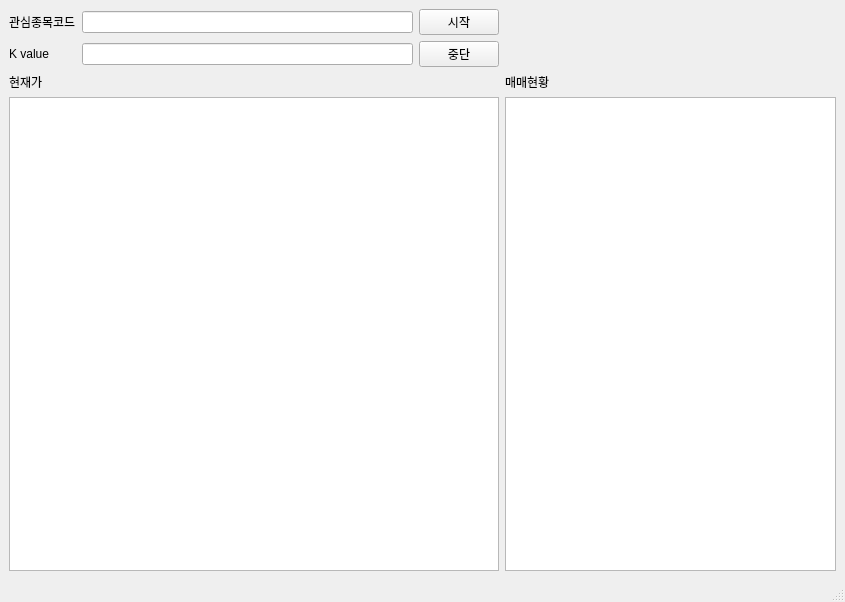
The window that scripts/gui.ui (JaneChun/python-stock-bot) describes before a commit, drawn with Qt 5.
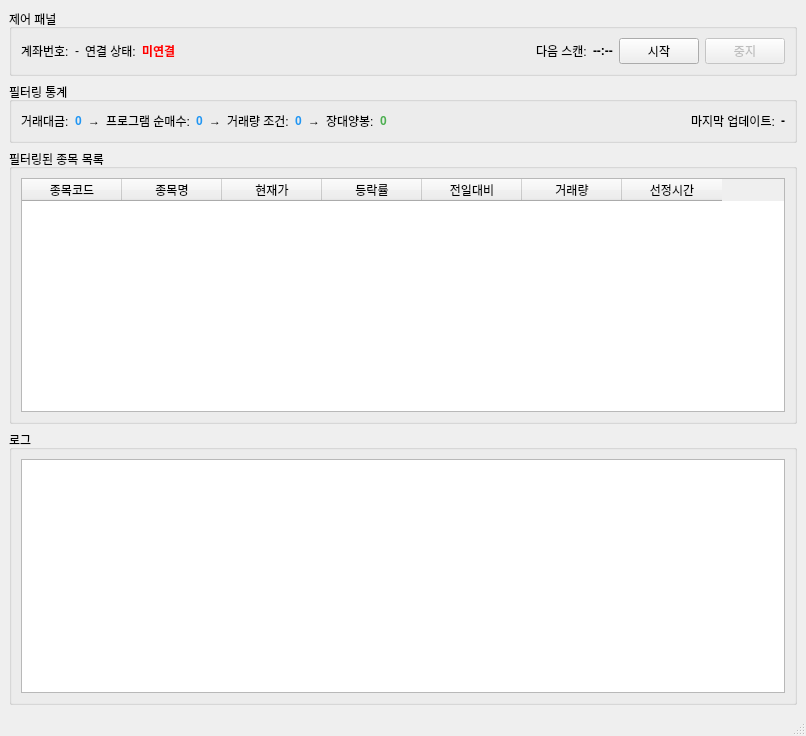
The same window after the commit.

Commit message: feat: PyQt5 기반 주식 자동 스크리닝 GUI 구현

Diff of the .ui file:
```diff
--- a/scripts/gui.ui
+++ b/scripts/gui.ui
@@ -6,69 +6,309 @@
    <rect>
     <x>0</x>
     <y>0</y>
-    <width>845</width>
-    <height>602</height>
+    <width>806</width>
+    <height>736</height>
    </rect>
   </property>
   <property name="windowTitle">
    <string>MainWindow</string>
   </property>
   <widget class="QWidget" name="centralwidget">
-   <layout class="QGridLayout" name="gridLayout">
-    <item row="0" column="0">
-     <widget class="QLabel" name="label">
-      <property name="text">
-       <string>관심종목코드</string>
+   <layout class="QVBoxLayout" name="verticalLayout">
+    <item>
+     <widget class="QGroupBox" name="groupBox_control">
+      <property name="title">
+       <string>제어 패널</string>
       </property>
+      <layout class="QHBoxLayout" name="horizontalLayout">
+       <item>
+        <widget class="QLabel" name="label_account">
+         <property name="text">
+          <string>계좌번호:</string>
+         </property>
+        </widget>
+       </item>
+       <item>
+        <widget class="QLabel" name="account_info">
+         <property name="text">
+          <string>-</string>
+         </property>
+        </widget>
+       </item>
+       <item>
+        <widget class="QLabel" name="label_status">
+         <property name="text">
+          <string>연결 상태:</string>
+         </property>
+        </widget>
+       </item>
+       <item>
+        <widget class="QLabel" name="connection_status">
+         <property name="styleSheet">
+          <string>color: red; font-weight: bold;</string>
+         </property>
+         <property name="text">
+          <string>미연결</string>
+         </property>
+        </widget>
+       </item>
+       <item>
+        <spacer name="horizontalSpacer">
+         <property name="orientation">
+          <enum>Qt::Horizontal</enum>
+         </property>
+         <property name="sizeHint" stdset="0">
+          <size>
+           <width>40</width>
+           <height>20</height>
+          </size>
+         </property>
+        </spacer>
+       </item>
+       <item>
+        <widget class="QLabel" name="label_next_scan">
+         <property name="text">
+          <string>다음 스캔:</string>
+         </property>
+        </widget>
+       </item>
+       <item>
+        <widget class="QLabel" name="next_scan_time">
+         <property name="styleSheet">
+          <string>font-weight: bold;</string>
+         </property>
+         <property name="text">
+          <string>--:--</string>
+         </property>
+        </widget>
+       </item>
+       <item>
+        <widget class="QPushButton" name="start_button">
+         <property name="text">
+          <string>시작</string>
+         </property>
+        </widget>
+       </item>
+       <item>
+        <widget class="QPushButton" name="stop_button">
+         <property name="enabled">
+          <bool>false</bool>
+         </property>
+         <property name="text">
+          <string>중지</string>
+         </property>
+        </widget>
+       </item>
+      </layout>
      </widget>
     </item>
-    <item row="0" column="1">
-     <widget class="QLineEdit" name="codes"/>
-    </item>
-    <item row="0" column="2">
-     <widget class="QPushButton" name="start_button">
-      <property name="text">
-       <string>시작</string>
+    <item>
+     <widget class="QGroupBox" name="groupBox_statistics">
+      <property name="title">
+       <string>필터링 통계</string>
       </property>
+      <layout class="QHBoxLayout" name="horizontalLayout_2">
+       <item>
+        <widget class="QLabel" name="label_initial">
+         <property name="text">
+          <string>거래대금:</string>
+         </property>
+        </widget>
+       </item>
+       <item>
+        <widget class="QLabel" name="initial_count">
+         <property name="styleSheet">
+          <string>font-weight: bold; color: #2196F3;</string>
+         </property>
+         <property name="text">
+          <string>0</string>
+         </property>
+        </widget>
+       </item>
+       <item>
+        <widget class="QLabel" name="label_arrow1">
+         <property name="text">
+          <string>→</string>
+         </property>
+        </widget>
+       </item>
+       <item>
+        <widget class="QLabel" name="label_program">
+         <property name="text">
+          <string>프로그램 순매수:</string>
+         </property>
+        </widget>
+       </item>
+       <item>
+        <widget class="QLabel" name="program_count">
+         <property name="styleSheet">
+          <string>font-weight: bold; color: #2196F3;</string>
+         </property>
+         <property name="text">
+          <string>0</string>
+         </property>
+        </widget>
+       </item>
+       <item>
+        <widget class="QLabel" name="label_arrow2">
+         <property name="text">
+          <string>→</string>
+         </property>
+        </widget>
+       </item>
+       <item>
+        <widget class="QLabel" name="label_volume">
+         <property name="text">
+          <string>거래량 조건:</string>
+         </property>
+        </widget>
+       </item>
+       <item>
+        <widget class="QLabel" name="volume_count">
+         <property name="styleSheet">
+          <string>font-weight: bold; color: #2196F3;</string>
+         </property>
+         <property name="text">
+          <string>0</string>
+         </property>
+        </widget>
+       </item>
+       <item>
+        <widget class="QLabel" name="label_arrow3">
+         <property name="text">
+          <string>→</string>
+         </property>
+        </widget>
+       </item>
+       <item>
+        <widget class="QLabel" name="label_candle">
+         <property name="text">
+          <string>장대양봉:</string>
+         </property>
+        </widget>
+       </item>
+       <item>
+        <widget class="QLabel" name="candle_count">
+         <property name="styleSheet">
+          <string>font-weight: bold; color: #4CAF50;</string>
+         </property>
+         <property name="text">
+          <string>0</string>
+         </property>
+        </widget>
+       </item>
+       <item>
+        <spacer name="horizontalSpacer_2">
+         <property name="orientation">
+          <enum>Qt::Horizontal</enum>
+         </property>
+         <property name="sizeHint" stdset="0">
+          <size>
+           <width>40</width>
+           <height>20</height>
+          </size>
+         </property>
+        </spacer>
+       </item>
+       <item>
+        <widget class="QLabel" name="label_last_update">
+         <property name="text">
+          <string>마지막 업데이트:</string>
+         </property>
+        </widget>
+       </item>
+       <item>
+        <widget class="QLabel" name="last_update_time">
+         <property name="styleSheet">
+          <string>font-weight: bold;</string>
+         </property>
+         <property name="text">
+          <string>-</string>
+         </property>
+        </widget>
+       </item>
+      </layout>
      </widget>
     </item>
-    <item row="1" column="0">
-     <widget class="QLabel" name="label_2">
-      <property name="text">
-       <string>K value</string>
+    <item>
+     <widget class="QGroupBox" name="groupBox_stocks">
+      <property name="title">
+       <string>필터링된 종목 목록</string>
       </property>
+      <layout class="QVBoxLayout" name="verticalLayout_2">
+       <item>
+        <widget class="QTableWidget" name="stock_table">
+         <property name="editTriggers">
+          <set>QAbstractItemView::NoEditTriggers</set>
+         </property>
+         <property name="alternatingRowColors">
+          <bool>true</bool>
+         </property>
+         <property name="selectionMode">
+          <enum>QAbstractItemView::SingleSelection</enum>
+         </property>
+         <property name="selectionBehavior">
+          <enum>QAbstractItemView::SelectRows</enum>
+         </property>
+         <property name="sortingEnabled">
+          <bool>true</bool>
+         </property>
+         <column>
+          <property name="text">
+           <string>종목코드</string>
+          </property>
+         </column>
+         <column>
+          <property name="text">
+           <string>종목명</string>
+          </property>
+         </column>
+         <column>
+          <property name="text">
+           <string>현재가</string>
+          </property>
+         </column>
+         <column>
+          <property name="text">
+           <string>등락률</string>
+          </property>
+         </column>
+         <column>
+          <property name="text">
+           <string>전일대비</string>
+          </property>
+         </column>
+         <column>
+          <property name="text">
+           <string>거래량</string>
+          </property>
+         </column>
+         <column>
+          <property name="text">
+           <string>선정시간</string>
+          </property>
+         </column>
+        </widget>
+       </item>
+      </layout>
      </widget>
     </item>
-    <item row="1" column="1">
-     <widget class="QLineEdit" name="k_value"/>
-    </item>
-    <item row="1" column="2">
-     <widget class="QPushButton" name="stop_button">
-      <property name="text">
-       <string>중단</string>
+    <item>
+     <widget class="QGroupBox" name="groupBox_log">
+      <property name="title">
+       <string>로그</string>
       </property>
+      <layout class="QVBoxLayout" name="verticalLayout_3">
+       <item>
+        <widget class="QTextBrowser" name="log_browser">
+         <property name="styleSheet">
+          <string>font-family: 'Consolas', 'Courier New', monospace;</string>
+         </property>
+        </widget>
+       </item>
+      </layout>
      </widget>
     </item>
-    <item row="2" column="0">
-     <widget class="QLabel" name="label_3">
-      <property name="text">
-       <string>현재가</string>
-      </property>
-     </widget>
-    </item>
-    <item row="2" column="3">
-     <widget class="QLabel" name="label_4">
-      <property name="text">
-       <string>매매현황</string>
-      </property>
-     </widget>
-    </item>
-    <item row="3" column="0" colspan="3">
-     <widget class="QTextBrowser" name="current_price_log"/>
-    </item>
-    <item row="3" column="3">
-     <widget class="QTextBrowser" name="buy_sell_log"/>
-    </item>
    </layout>
   </widget>
   <widget class="QMenuBar" name="menubar">
```
Left out of the diff: 4 changed lines with no effect on the pictures. The commit also changes 1 other file.
